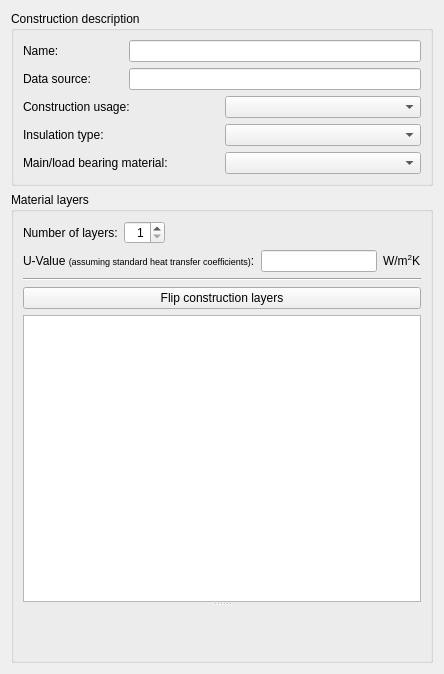
The window that SIM-VICUS/src/SVDBConstructionEditWidget.ui (Brockaaa/SIM-VICUS) describes before a commit, drawn with Qt 5.
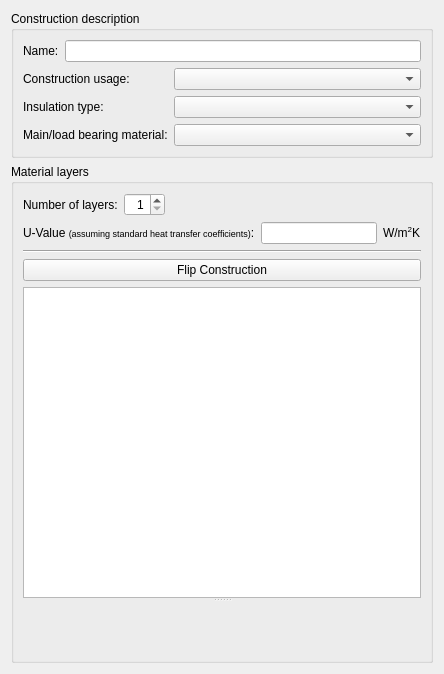
The same window after the commit. Custom widgets are drawn as their Qt base class.

Diff of the .ui file:
```diff
--- a/SIM-VICUS/src/SVDBConstructionEditWidget.ui
+++ b/SIM-VICUS/src/SVDBConstructionEditWidget.ui
@@ -27,26 +27,31 @@
   </property>
   <layout class="QHBoxLayout" name="horizontalLayout_4" stretch="0">
    <item>
-    <layout class="QVBoxLayout" name="verticalLayout_2" stretch="0,0">
+    <layout class="QVBoxLayout" name="verticalLayout_2" stretch="0,1">
      <item>
       <widget class="QGroupBox" name="groupBox">
        <property name="title">
         <string>Construction description</string>
        </property>
-       <layout class="QGridLayout" name="gridLayout" columnstretch="0,0">
-        <item row="4" column="1">
-         <widget class="QComboBox" name="comboBoxMaterialKind"/>
+       <layout class="QGridLayout" name="gridLayout" columnstretch="0,1">
+        <item row="1" column="0">
+         <widget class="QLabel" name="label_6">
+          <property name="text">
+           <string>Construction usage:</string>
+          </property>
+         </widget>
+        </item>
+        <item row="2" column="0">
+         <widget class="QLabel" name="label_2">
+          <property name="text">
+           <string>Insulation type:</string>
+          </property>
+         </widget>
         </item>
         <item row="0" column="0" colspan="2">
          <layout class="QHBoxLayout" name="horizontalLayout_3">
           <item>
            <widget class="QLabel" name="label_3">
-            <property name="minimumSize">
-             <size>
-              <width>100</width>
-              <height>0</height>
-             </size>
-            </property>
             <property name="text">
              <string>Name:</string>
             </property>
@@ -57,53 +62,22 @@
           </item>
          </layout>
         </item>
-        <item row="3" column="1">
-         <widget class="QComboBox" name="comboBoxInsulationKind"/>
-        </item>
-        <item row="2" column="0">
-         <widget class="QLabel" name="label_6">
-          <property name="text">
-           <string>Construction usage:</string>
-          </property>
-         </widget>
-        </item>
-        <item row="4" column="0">
+        <item row="3" column="0">
          <widget class="QLabel" name="label_4">
           <property name="text">
            <string>Main/load bearing material:</string>
           </property>
          </widget>
         </item>
-        <item row="3" column="0">
-         <widget class="QLabel" name="label_2">
-          <property name="text">
-           <string>Insulation type:</string>
-          </property>
-         </widget>
-        </item>
-        <item row="1" column="0" colspan="2">
-         <layout class="QHBoxLayout" name="horizontalLayout_6">
-          <item>
-           <widget class="QLabel" name="label_5">
-            <property name="minimumSize">
-             <size>
-              <width>100</width>
-              <height>0</height>
-             </size>
-            </property>
-            <property name="text">
-             <string>Data source:</string>
-            </property>
-           </widget>
-          </item>
-          <item>
-           <widget class="QtExt::LanguageStringEditWidget1" name="lineEditDataSource"/>
-          </item>
-         </layout>
-        </item>
-        <item row="2" column="1">
+        <item row="1" column="1">
          <widget class="QComboBox" name="comboBoxConstructionUsage"/>
         </item>
+        <item row="3" column="1">
+         <widget class="QComboBox" name="comboBoxMaterialKind"/>
+        </item>
+        <item row="2" column="1">
+         <widget class="QComboBox" name="comboBoxInsulationKind"/>
+        </item>
        </layout>
       </widget>
      </item>
@@ -197,7 +171,7 @@
         <item>
          <widget class="QPushButton" name="pushButtonFlipConstruction">
           <property name="text">
-           <string>Flip construction layers</string>
+           <string>Flip Construction</string>
           </property>
          </widget>
         </item>
```
